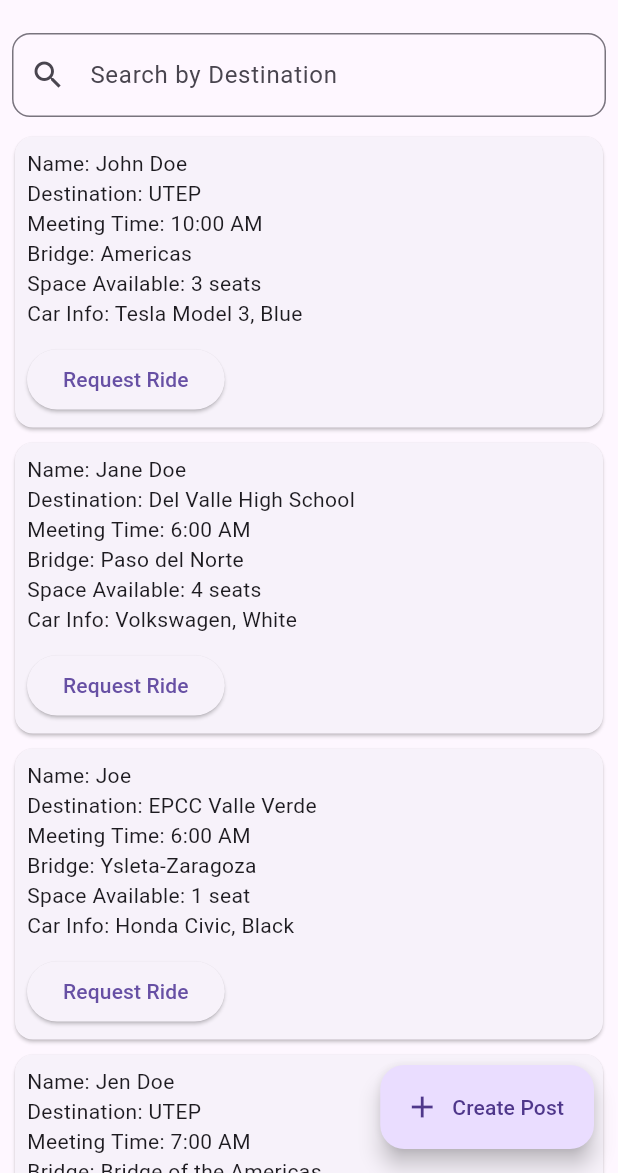
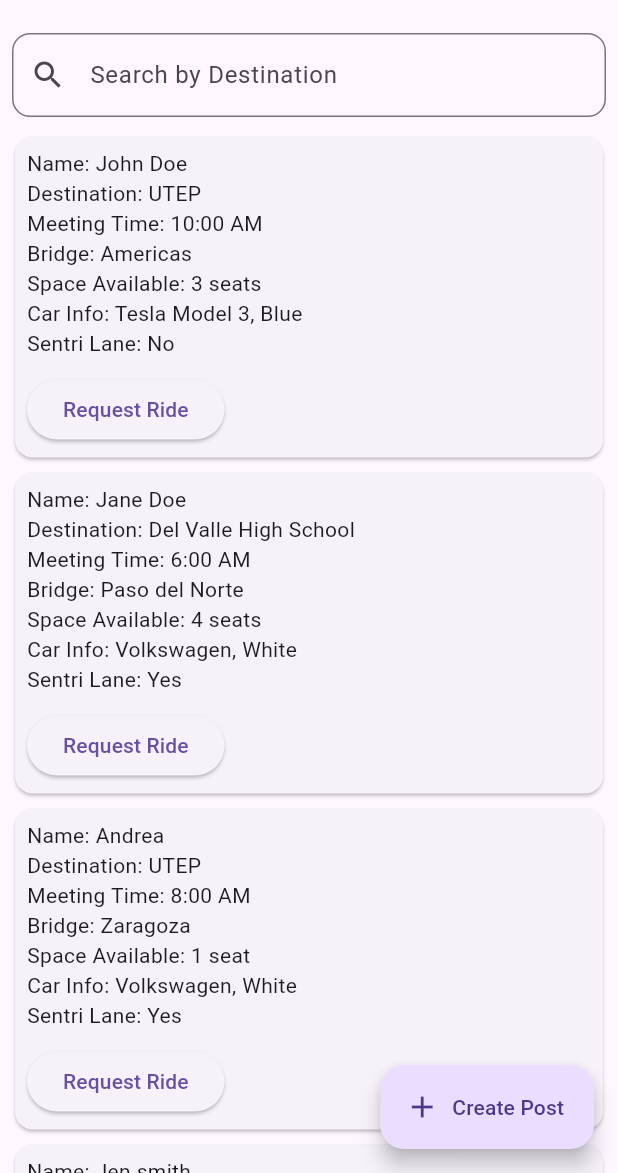
Before and after one commit to andreapaola2018/BorderRideShare, a Flutter app: the MainPage screen opened directly, on a phone screen of 412 x 824 dp, the part 63-1236 px from its top. Run offline on Flutter 3.47's test engine with Material 3 defaults, Android fonts, the phone set to English and light mode, and no system bars; our stand-ins replace firebase_auth, firebase_core; accounts and stored records are empty.

Commit message:
main fix

```diff
--- a/project/lib/main_page.dart
+++ b/project/lib/main_page.dart
@@ -23,34 +23,36 @@ class _MainPageState extends State<MainPage> {
       'bridge': 'Americas',
       'spaceAvailable': '3 seats',
       'carInfo': 'Tesla Model 3, Blue',
+      'sentriLane': 'No', // Add Sentri Lane field
     });
-        _posts.add({
+    _posts.add({
       'name': 'Jane Doe',
       'destination': 'Del Valle High School',
       'meetingTime': '6:00 AM',
       'bridge': 'Paso del Norte',
       'spaceAvailable': '4 seats',
       'carInfo': 'Volkswagen, White',
+      'sentriLane': 'Yes',
+    });
+        _posts.add({
+      'name': 'Andrea',
+      'destination': 'UTEP',
+      'meetingTime': '8:00 AM',
+      'bridge': 'Zaragoza',
+      'spaceAvailable': '1 seat',
+      'carInfo': 'Volkswagen, White',
+      'sentriLane': 'Yes',
+    });
+    _posts.add({
+      'name': 'Jen smith',
+      'destination': 'El Paso High School',
+      'meetingTime': '7:00 AM',
+      'bridge': 'Americas',
+      'spaceAvailable': '2 seats',
+      'carInfo': 'Subaru, White',
+      'sentriLane': 'No',
     });
 
-            _posts.add({
-      'name': 'Joe',
-      'destination': 'EPCC Valle Verde',
-      'meetingTime': '6:00 AM',
-      'bridge': 'Ysleta-Zaragoza',
-      'spaceAvailable': '1 seat',
-      'carInfo': 'Honda Civic, Black',
-    });
-            _posts.add({
-      'name': 'Jen Doe',
-      'destination': 'UTEP',
-      'meetingTime': '7:00 AM',
-      'bridge': 'Bridge of the Americas',
-      'spaceAvailable': '2 seats',
-      'carInfo': 'Kia soul, Green',
-    });
-
-    // Initialize the filtered list
     _filteredPosts = List.from(_posts);
   }
 
@@ -80,6 +82,7 @@ class _MainPageState extends State<MainPage> {
     final TextEditingController _bridgeController = TextEditingController();
     final TextEditingController _spaceAvailableController = TextEditingController();
     final TextEditingController _carInfoController = TextEditingController();
+    final TextEditingController _sentriController = TextEditingController(); // Controller for Sentri Lane
 
     showModalBottomSheet(
       context: context,
@@ -142,6 +145,14 @@ class _MainPageState extends State<MainPage> {
                     border: OutlineInputBorder(),
                   ),
                 ),
+                SizedBox(height: 8.0),
+                TextField(
+                  controller: _sentriController,
+                  decoration: InputDecoration(
+                    labelText: 'Sentri Lane (Yes/No)',
+                    border: OutlineInputBorder(),
+                  ),
+                ),
                 SizedBox(height: 20.0),
                 ElevatedButton(
                   onPressed: () {
@@ -151,7 +162,8 @@ class _MainPageState extends State<MainPage> {
                         _meetingTimeController.text.isNotEmpty &&
                         _bridgeController.text.isNotEmpty &&
                         _spaceAvailableController.text.isNotEmpty &&
-                        _carInfoController.text.isNotEmpty) {
+                        _carInfoController.text.isNotEmpty &&
+                        _sentriController.text.isNotEmpty) {
                       _addPost({
                         'name': _nameController.text,
                         'destination': _destinationController.text,
@@ -159,6 +171,7 @@ class _MainPageState extends State<MainPage> {
                         'bridge': _bridgeController.text,
                         'spaceAvailable': _spaceAvailableController.text,
                         'carInfo': _carInfoController.text,
+                        'sentriLane': _sentriController.text, // Add Sentri Lane to post
                       });
                       Navigator.pop(context); // Close the modal
                     }
@@ -224,6 +237,7 @@ class _MainPageState extends State<MainPage> {
                               Text('Bridge: ${_filteredPosts[index]['bridge']}'),
                               Text('Space Available: ${_filteredPosts[index]['spaceAvailable']}'),
                               Text('Car Info: ${_filteredPosts[index]['carInfo']}'),
+                              Text('Sentri Lane: ${_filteredPosts[index]['sentriLane']}'), // Display Sentri Lane
                               SizedBox(height: 10),
                               ElevatedButton(
                                 onPressed: () => _openChat(_filteredPosts[index]['name'] ?? ''),
```
